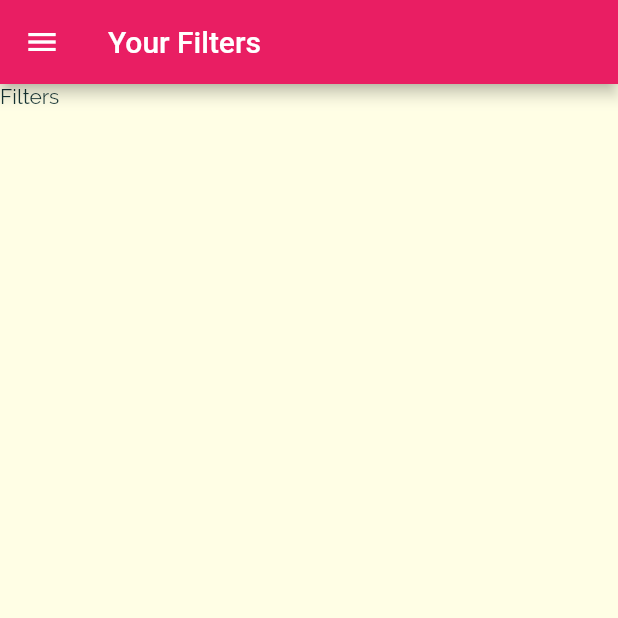
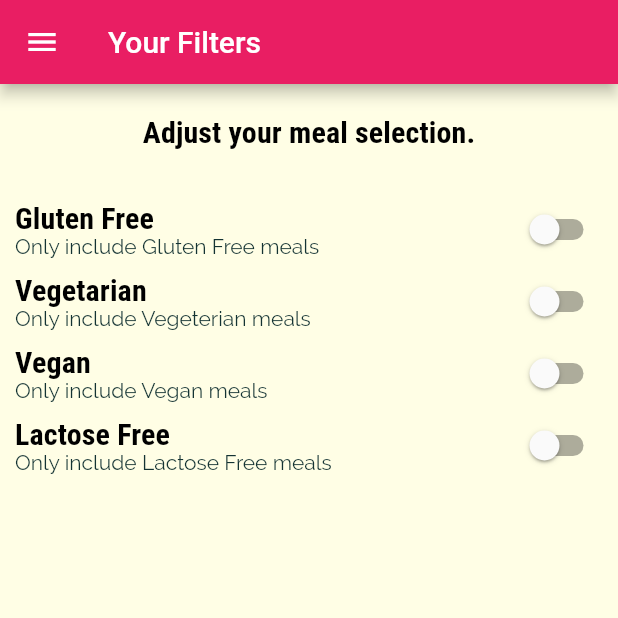
Before and after one commit to gustavolsilvano/flutter_cooking_up, a Flutter app: the FiltersScreen screen opened by its route, on a phone screen of 412 x 824 dp, the top half of it. Run offline on Flutter 3.47's test engine with Material 2 defaults, Android fonts, the phone set to English and light mode, and no system bars.

Commit message:
feat: adding filters

```diff
--- /dev/null
+++ b/lib/models/filter.dart
@@ -0,0 +1,15 @@
+enum FilterTypeEnum {
+  GlutenFree,
+  LactoseFree,
+  Vegeterian,
+  Vegan,
+}
+
+class Filter {
+  String label;
+  String description;
+  bool value;
+  FilterTypeEnum type;
+
+  Filter(this.label, this.description, this.value, this.type);
+}
--- a/lib/screens/filters_screen.dart
+++ b/lib/screens/filters_screen.dart
@@ -1,16 +1,55 @@
 import 'package:flutter/material.dart';
+import 'package:flutter_cooking_up/models/filter.dart';
 import 'package:flutter_cooking_up/widgets/Drawer/main_drawer.dart';
+import 'package:flutter_cooking_up/widgets/Filter/filter.dart';
 
-class FiltersScreen extends StatelessWidget {
+class FiltersScreen extends StatefulWidget {
   static String routeName = '/filters';
   const FiltersScreen({super.key});
 
   @override
+  State<FiltersScreen> createState() => _FiltersScreenState();
+}
+
+class _FiltersScreenState extends State<FiltersScreen> {
+  List<Filter> filters = [
+    Filter('Gluten Free', 'Only include Gluten Free meals', false,
+        FilterTypeEnum.GlutenFree),
+    Filter('Vegetarian', 'Only include Vegeterian meals', false,
+        FilterTypeEnum.Vegeterian),
+    Filter('Vegan', 'Only include Vegan meals', false, FilterTypeEnum.Vegan),
+    Filter('Lactose Free', 'Only include Lactose Free meals', false,
+        FilterTypeEnum.LactoseFree),
+  ];
+
+  void _changeFilter(bool newValue, FilterTypeEnum type) {
+    int filterIndex = filters.indexWhere((filter) => filter.type == type);
+    setState(() {
+      filters[filterIndex].value = newValue;
+    });
+  }
+
+  @override
   Widget build(BuildContext context) {
     return Scaffold(
-      appBar: AppBar(title: const Text('Your Filters')),
-      drawer: const MainDrawer(),
-      body: const Text('Filters'),
-    );
+        appBar: AppBar(title: const Text('Your Filters')),
+        drawer: const MainDrawer(),
+        body: Column(
+          children: [
+            Container(
+              padding: EdgeInsets.all(20),
+              child: Text('Adjust your meal selection.',
+                  style: Theme.of(context).textTheme.titleSmall),
+            ),
+            Expanded(
+              child: ListView(
+                padding: const EdgeInsets.all(10),
+                children: filters
+                    .map((filter) => FilterSwitch(filter, _changeFilter))
+                    .toList(),
+              ),
+            )
+          ],
+        ));
   }
 }
--- /dev/null
+++ b/lib/widgets/Filter/filter.dart
@@ -0,0 +1,33 @@
+import 'package:flutter/material.dart';
+import 'package:flutter_cooking_up/models/filter.dart';
+
+class FilterSwitch extends StatelessWidget {
+  Filter filter;
+  final Function(bool newValue, FilterTypeEnum filterType) _changeFilter;
+
+  FilterSwitch(this.filter, this._changeFilter, {super.key});
+
+  @override
+  Widget build(BuildContext context) {
+    return Row(
+      mainAxisAlignment: MainAxisAlignment.spaceBetween,
+      children: [
+        Column(
+          crossAxisAlignment: CrossAxisAlignment.start,
+          children: [
+            Text(
+              filter.label,
+              style: Theme.of(context).textTheme.titleSmall,
+            ),
+            Text(
+              filter.description,
+            ),
+          ],
+        ),
+        Switch(
+            value: filter.value,
+            onChanged: (newValue) => _changeFilter(newValue, filter.type)),
+      ],
+    );
+  }
+}
```
